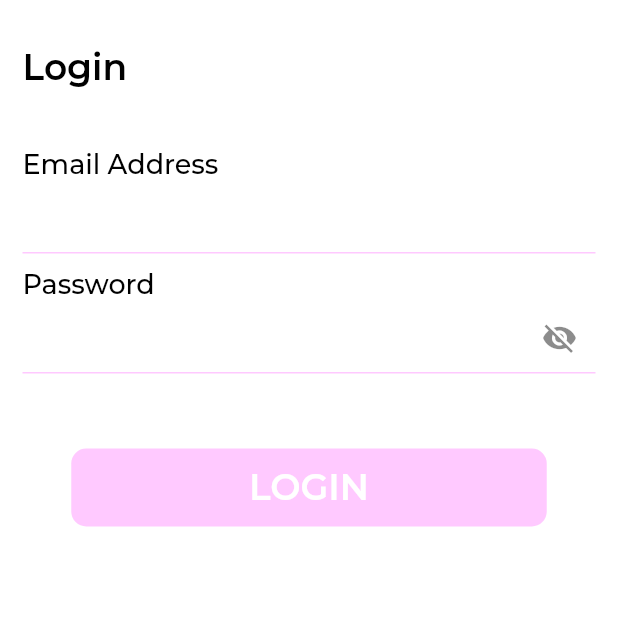
After one commit to MaxTrent/immune_africa, a Flutter app: the SignIn screen opened directly, on a phone screen of 412 x 824 dp, the top half of it. The commit adds this screen. Run offline on Flutter 3.47's test engine with Material 2 defaults, Android fonts, the phone set to English and light mode, and no system bars; our stand-ins replace country_picker, csc_picker, firebase_core, flutter_svg, google_fonts; accounts and stored records are empty.

Commit message:
new screens

```diff
--- a/lib/screens/country_choice.dart
+++ b/lib/screens/country_choice.dart
@@ -2,6 +2,7 @@ import 'package:flutter/material.dart';
 import 'package:country_picker/country_picker.dart';
 import 'package:csc_picker/csc_picker.dart';
 import 'package:immune_africa/Widgets/progress_indicator.dart';
+import 'screens.dart';
 import 'package:immune_africa/themes/app_themes.dart';
 
 class CountryChoice extends StatefulWidget {
@@ -110,7 +111,10 @@ class _CountryChoiceState extends State<CountryChoice> {
                               ),
                             ),
                           ));
-                    },
+                      Future.delayed(Duration(seconds: 2), (){
+                        Navigator.of(context).push(MaterialPageRoute(builder: (context)=> PhoneRegistration()));
+                      });
+                      },
                     child: Row(
                       mainAxisAlignment: MainAxisAlignment.spaceBetween,
                       children: [
--- a/lib/screens/screens.dart
+++ b/lib/screens/screens.dart
@@ -8,3 +8,4 @@ export 'choose_language.dart';
 export 'choose_language.dart';
 export 'phone_registration.dart';
 export 'reg_success.dart';
+export 'sign_in.dart';
--- /dev/null
+++ b/lib/screens/sign_in.dart
@@ -0,0 +1,114 @@
+import 'package:flutter/material.dart';
+import 'package:immune_africa/providers/providers.dart';
+import 'package:immune_africa/screens/screens.dart';
+import 'package:provider/provider.dart';
+
+import '../Widgets/widgets.dart';
+import '../themes/themes.dart';
+
+class SignIn extends StatelessWidget {
+  SignIn({super.key});
+
+
+  final _firstNameController = TextEditingController();
+  final _emailController = TextEditingController();
+  final _passwordController = TextEditingController();
+  final _confirmPasswordController = TextEditingController();
+  final _formKey = GlobalKey<FormState>();
+
+  @override
+  Widget build(BuildContext context) {
+    return ChangeNotifierProvider<SignUpProvider>(
+      create: (_) => SignUpProvider(),
+      builder: (context, child) => Scaffold(
+        resizeToAvoidBottomInset: false,
+        body: SafeArea(
+          child: Padding(
+            padding: const EdgeInsets.symmetric(horizontal: 15.0),
+            child: Form(
+              key: _formKey,
+              child: Column(
+                crossAxisAlignment: CrossAxisAlignment.start,
+                children: [
+                  const SizedBox(
+                    height: 30,
+                  ),
+                  Text(
+                    'Login',
+                    style: Theme.of(context)
+                        .textTheme
+                        .headline2!
+                        .copyWith(color: Colors.black),
+                  ),
+                  const SizedBox(
+                    height: 40,
+                  ),
+                  Text(
+                    'Email Address',
+                    style: Theme.of(context)
+                        .textTheme
+                        .headline1!
+                        .copyWith(color: Colors.black, fontSize: 18),
+                  ),
+                  TextFormField(
+                    keyboardType: TextInputType.name,
+                    autovalidateMode: AutovalidateMode.onUserInteraction,
+                    controller: _emailController,
+                    decoration: const InputDecoration(
+                      enabledBorder: UnderlineInputBorder(
+                        borderSide: BorderSide(
+                          color: accentColor,
+                        ),
+                      ),
+                    ),
+                  ),
+                  const SizedBox(
+                    height: 10,
+                  ),
+                  Text(
+                    'Password',
+                    style: Theme.of(context)
+                        .textTheme
+                        .headline1!
+                        .copyWith(color: Colors.black, fontSize: 18),
+                  ),
+                  TextFormField(
+                    keyboardType: TextInputType.name,
+                    autovalidateMode: AutovalidateMode.onUserInteraction,
+                    controller: _passwordController,
+                    obscureText: context.read<SignUpProvider>().visible ? false : true,
+                    decoration: InputDecoration(
+                      suffixIcon: IconButton(onPressed: () {
+                        context.read<SignUpProvider>().changeVisibility();
+                      },
+                          icon: context.watch<SignUpProvider>().visible ? const Icon(Icons.visibility) : const Icon(Icons.visibility_off)),
+                      enabledBorder: const UnderlineInputBorder(
+                        borderSide: BorderSide(
+                          color: accentColor,
+                        ),
+                      ),
+                    ),
+                  ),
+
+                  const SizedBox(
+                    height: 50,
+                  ),
+                  Center(
+                    child: SizedBox(
+                        height: 52,
+                        width: 317,
+                        child: AppButton(
+                            onPressed: () {},
+                            btnText: 'LOGIN',
+                            btnBackgroundColor: accentColor,
+                            btnTextColor: Colors.white)),
+                  )
+                ],
+              ),
+            ),
+          ),
+        ),
+      ),
+    );
+  }
+}
```
Also changed, not shown: lib/screens/reg_success.dart (+20 -1 lines), lib/screens/sign_up.dart (+14 -6 lines).
